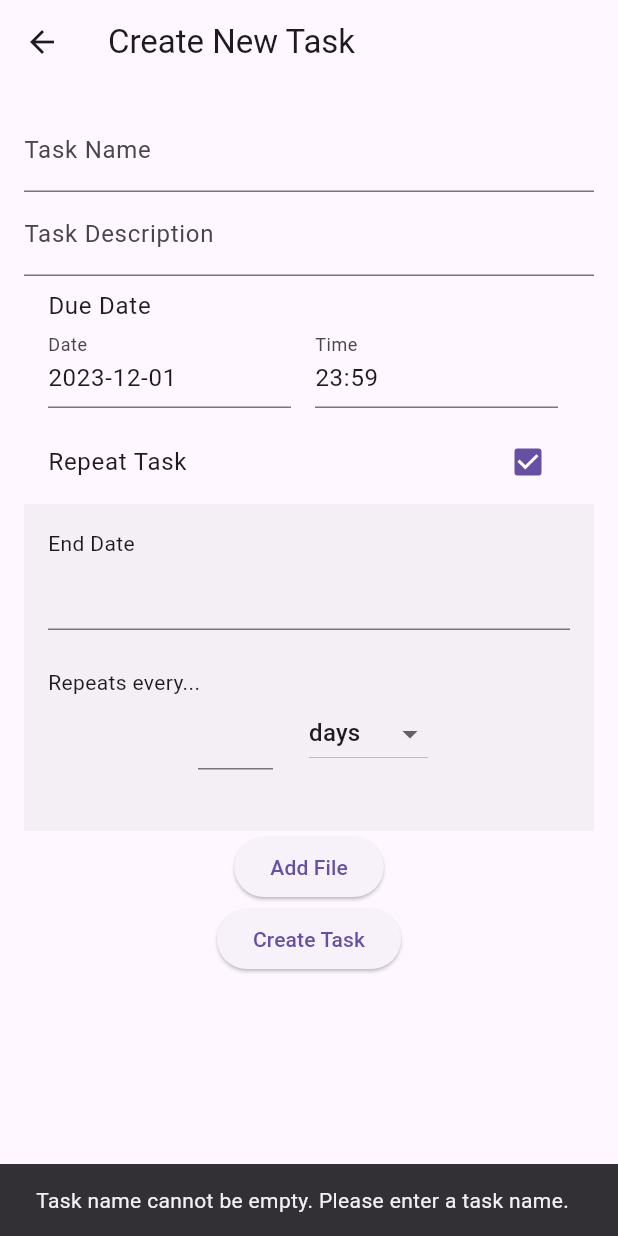
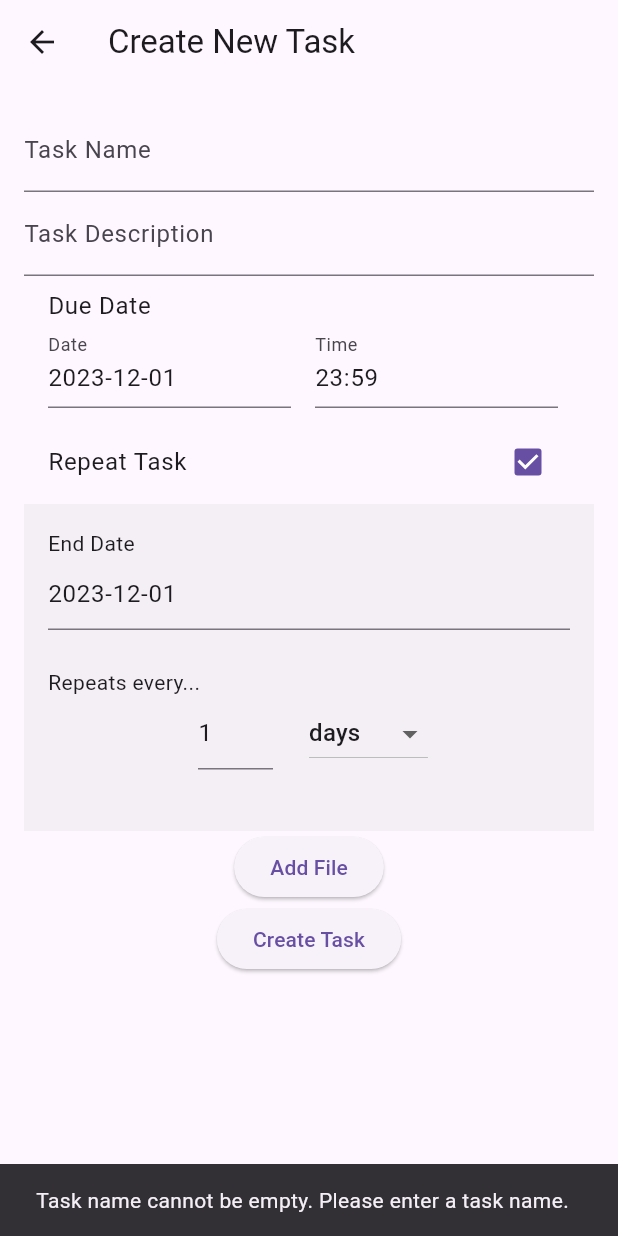
Before and after one commit to Team-1-Seoultech-Adv-SoftEng-2023/Glenn, a Flutter app: the TaskCreationPage screen opened directly with empty values, after a tap on "Repeat Task", after a tap on "Create Task", on a phone screen of 412 x 824 dp. Run offline on Flutter 3.47's test engine with Material 3 defaults, Android fonts, the phone set to English and light mode, and no system bars; our stand-ins replace file_picker, fl_chart, permission_handler, table_calendar.

Commit message:
Fixed bug in creation of repeating tasks

```diff
--- a/lib/main.dart
+++ b/lib/main.dart
@@ -113,6 +113,7 @@ class _MyAppState extends State<MyApp> {
     setState(() {
       if (newTask != null) {
         print('New task created: $newTask');
+        newTask.printTaskDetails();
 
         tasks.add(newTask);
 
--- a/lib/task_creation_page.dart
+++ b/lib/task_creation_page.dart
@@ -4,7 +4,7 @@ import 'package:file_picker/file_picker.dart';
 
 import 'task/task.dart';
 import 'fields/due_date_field.dart';
-import 'task/repeating_task.dart';
+import 'task/repeating_task_utils.dart';
 import 'fields/task_field.dart';
 
 class TaskCreationPage extends StatefulWidget {
@@ -28,7 +28,7 @@ class _TaskCreationPageState extends State<TaskCreationPage> {
   final TextEditingController _dueDateController = TextEditingController();
   final TextEditingController _dueTimeController = TextEditingController();
 
-  final TextEditingController _endDateController = TextEditingController();
+  final TextEditingController _repetitionEndDateController = TextEditingController();
   bool _isRepeating = false;
   RepeatPeriod _selectedRepeatPeriod = RepeatPeriod.days;
   final TextEditingController _repeatIntervalController =TextEditingController();
@@ -96,6 +96,8 @@ class _TaskCreationPageState extends State<TaskCreationPage> {
                           if (_dueTimeController.text.isEmpty){
                             _dueTimeController.text = formatTime(TimeOfDay(hour: 23, minute: 59,));
                           }
+                          _repetitionEndDateController.text = formatDate(DateTime.now());
+                          _repeatIntervalController.text = '1';
                         }
                       });
                     },
@@ -107,9 +109,12 @@ class _TaskCreationPageState extends State<TaskCreationPage> {
                 ],
               ),
             ),
-            ElevatedButton(
-              onPressed: _pickFile, // Add file picking button
-              child: const Text('Add File'),
+            Visibility(
+              visible: widget.parentId == '',
+              child: ElevatedButton(
+                onPressed: _pickFile,
+                child: Text('Add File'),
+              ),
             ),
 
             ElevatedButton(
@@ -132,30 +137,29 @@ class _TaskCreationPageState extends State<TaskCreationPage> {
                   if(widget.parentId != ''){
                       // Notify the main page about the newly created task
                       widget.onTaskCreated(newTask);
+                      print('You created a new subtask!');
                   }
                   else if(widget.parentId == ''){
 
-
                     // Create a new task object with the provided details
-                      //if (_dueDateController.text.isNotEmpty) {
+                    if (_dueDateController.text.isNotEmpty) {
                       DueDateField dueDateField = createDueDateField();
                       newTask.updateTask(fields: [dueDateField]);
-                      //}
-
-                      newTask.printTaskDetails();
+                    }
 
                     if(!_isRepeating){
                         widget.onTaskCreated(newTask);
 
                     } else if (_isRepeating){
+
                         List<Task> newTasks = generateRepeatingTasks(
                             originalTask: newTask,
-                            dueDateController: _dueDateController,
-                            endDateController: _endDateController,
+                            repetitionEndDateController: _repetitionEndDateController,
                             selectedRepeatPeriod: _selectedRepeatPeriod,
-                            repeatIntervalController: _repeatIntervalController,
+                            repeatInterval: int.parse(_repeatIntervalController.text),
                         );
 
+                        print('!!!!!!!!!!!!!!!!!!!!!!!!!!!!!!!!!!!!!!!!!!!!!!!!!!!!!!!!!!!!!!!!!!!!!!!');
                         print(newTasks);
 
                         for (Task newTask in newTasks) {
@@ -165,8 +169,8 @@ class _TaskCreationPageState extends State<TaskCreationPage> {
                   }
 
                   resetForm();
+                  print('Done on the task creation page... Back to the main task page!');
                   Navigator.of(context).pop();
-
                 }
               },
               child: const Text('Create Task'),
@@ -269,7 +273,7 @@ Widget _buildRepeatPatternDropdown() {
 
   Widget _buildEndDateField() {
     return TextFormField(
-      controller: _endDateController,
+      controller: _repetitionEndDateController,
       keyboardType: TextInputType.datetime,
       //decoration: InputDecoration(labelText: 'End Date'),
       onTap: () => _showEndDatePicker(),
@@ -279,15 +283,27 @@ Widget _buildRepeatPatternDropdown() {
   void _showEndDatePicker() async {
     DateTime? selectedDate = await showDatePicker(
       context: context,
-      initialDate: DateTime.now(), // Default to one year from now
-      firstDate: DateTime(2000),
+      initialDate: _dueDateController.text.isNotEmpty
+          ? DateTime.parse(_dueDateController.text)
+          : DateTime.now(), // Default to one year from now if _dueDateController is empty
+      firstDate: DateTime.now(),
       lastDate: DateTime(2101),
     );
 
     if (selectedDate != null) {
+      if (selectedDate.isAfter(DateTime.parse(_dueDateController.text))) {
         setState(() {
-        _endDateController.text = formatDate(selectedDate);
+          _repetitionEndDateController.text = formatDate(selectedDate);
         });
+      } else {
+        // Show an error or handle the case where the selected end date is not in the future
+        // For example, you can display a snackbar or an error message.
+        ScaffoldMessenger.of(context).showSnackBar(
+          SnackBar(
+            content: Text("Please select an end date in the future."),
+          ),
+        );
+      }
     }
   }
 
@@ -352,7 +368,7 @@ Widget _buildRepeatPatternDropdown() {
     _descriptionController.clear();
     _dueDateController.clear();
     _dueTimeController.clear();
-    _endDateController.clear();
+    _repetitionEndDateController.clear();
     _repeatIntervalController.clear();
     setState(() {
       _isRepeating = false;
@@ -379,9 +395,4 @@ Widget _buildRepeatPatternDropdown() {
   }
 
 
-// if (_endDateController.text.isEmpty || DateTime.parse(_endDateController.text).isBefore(DateTime.parse(_dueDateController.text))) {
-//                       ScaffoldMessenger.of(context).showSnackBar(
-//                         SnackBar(content: Text('Please chose an end date that is in the future.'),),
-//                       );
-//                     }
 }
```
Also changed, not shown: lib/task/repeating_task_utils.dart (renamed from lib/task/repeating_task.dart, +17 -11 lines), lib/task/task.dart (+17 -45 lines). Lines whose indentation alone changed are shown as unchanged.
